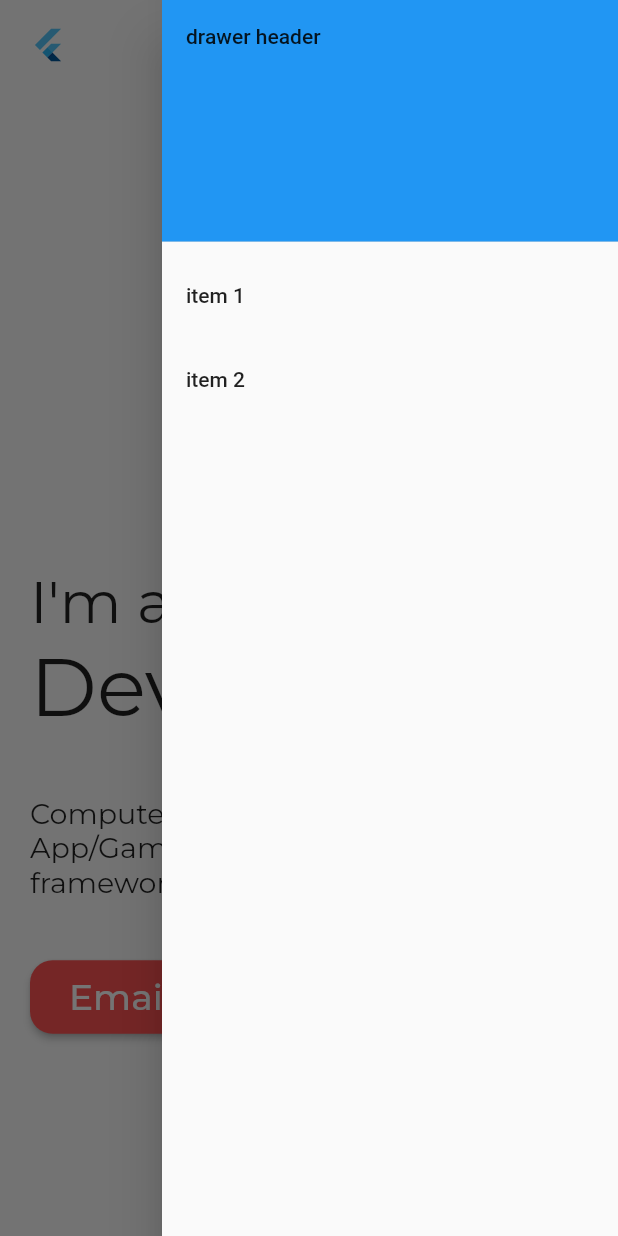
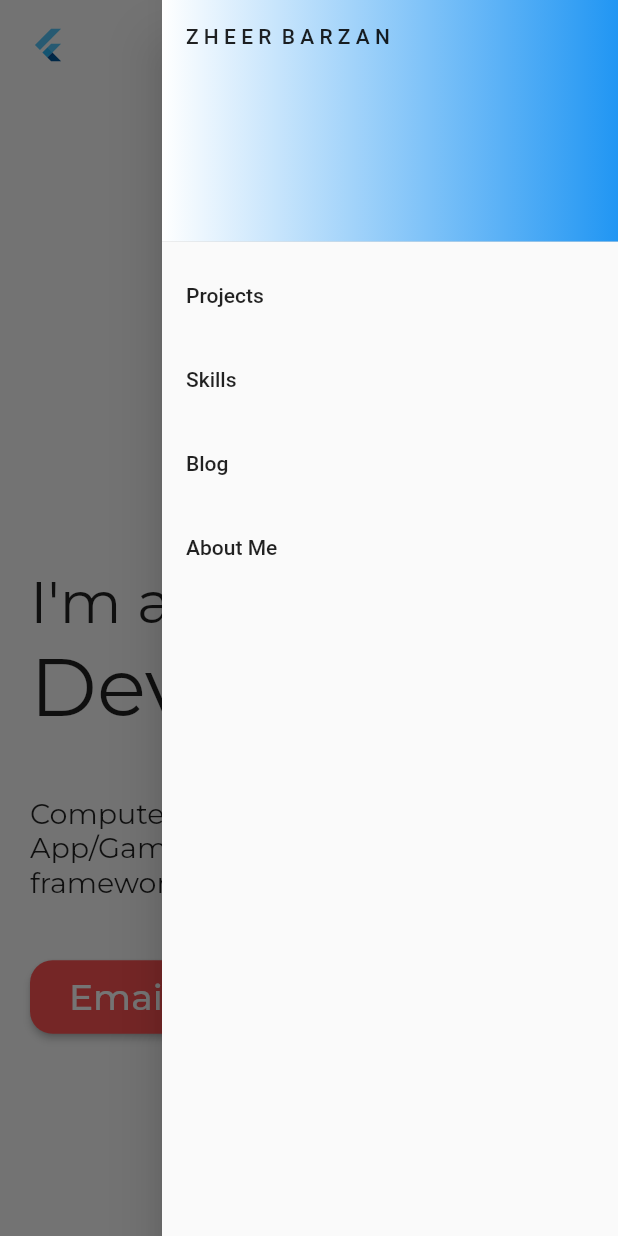
Before and after one commit to ZheerBarzan/my_portfolio_website, a Flutter app: the screen it shows after launch, with the side drawer open, on a phone screen of 412 x 824 dp. Run offline on Flutter 3.47's test engine with Material 2 defaults, Android fonts, the phone set to English and light mode, and no system bars; drawn by our look-alikes of auto_size_text; our stand-ins replace google_fonts, responsive_builder.

Commit message:
decorated the drawer

```diff
--- a/lib/main.dart
+++ b/lib/main.dart
@@ -54,29 +54,30 @@
   Widget build(BuildContext context) {
     return ResponsiveBuilder(
       builder: (_, size) {
-        if (!size.isMobile) return SizedBox();
+        if (!size.isMobile) return const SizedBox();
         return Drawer(
           child: ListView(
             padding: EdgeInsets.zero,
             children: <Widget>[
               const DrawerHeader(
                 decoration: BoxDecoration(
+                  gradient: LinearGradient(
+                    colors: [
+                      Colors.white,
+                      Colors.blue,
+                    ],
+                  ),
                   color: Colors.blue,
                 ),
-                child: Text("drawer header"),
+                child: Text("Z H E E R  B A R Z A N"),
               ),
-              ListTile(
-                title: const Text('item 1'),
-                onTap: () {
-                  Navigator.pop(context);
-                },
-              ),
-              ListTile(
-                title: const Text('item 2'),
-                onTap: () {
-                  Navigator.pop(context);
-                },
-              ),
+              for (var item in NavigationItem.navigationItems)
+                ListTile(
+                  title: Text(item.text),
+                  onTap: () {
+                    Navigator.pop(context);
+                  },
+                ),
             ],
           ),
         );
--- a/lib/navigation/navigation_bar_view.dart
+++ b/lib/navigation/navigation_bar_view.dart
@@ -52,10 +52,10 @@ class NavigationItem {
   NavigationItem(this.text);
 
   static final navigationItems = [
-    NavigationItem("project"),
+    NavigationItem("Projects"),
     NavigationItem("Skills"),
-    NavigationItem("blog"),
-    NavigationItem("about me"),
+    NavigationItem("Blog"),
+    NavigationItem("About Me"),
   ];
 }
 
@@ -71,6 +71,7 @@ class NavigationBarItem extends StatelessWidget {
 
   @override
   Widget build(BuildContext context) {
+    final isSmall = MediaQuery.of(context).size.width < 900;
     return Padding(
       padding: const EdgeInsets.only(left: 64),
       child: InkWell(
@@ -78,7 +79,7 @@ class NavigationBarItem extends StatelessWidget {
         onTap: onPressed,
         child: Text(
           text,
-          style: GoogleFonts.montserrat(fontSize: 24),
+          style: GoogleFonts.montserrat(fontSize: isSmall ? 17 : 24),
         ),
       ),
     );
```
